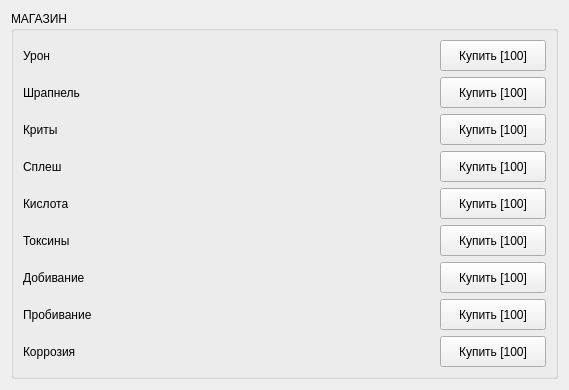
First picture: the form in shopform.ui, repository SpaceWind/lineClick, before the edit.
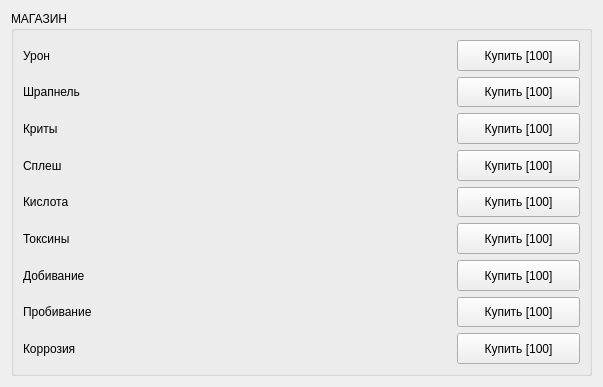
Second picture: the form after the edit. Icons and pictures are not drawn.

Diff of the .ui file:
```diff
--- a/shopform.ui
+++ b/shopform.ui
@@ -6,8 +6,8 @@
    <rect>
     <x>0</x>
     <y>0</y>
-    <width>569</width>
-    <height>390</height>
+    <width>603</width>
+    <height>387</height>
    </rect>
   </property>
   <property name="windowTitle">
```
Left out of the diff: 162 changed lines with no effect on the pictures.
